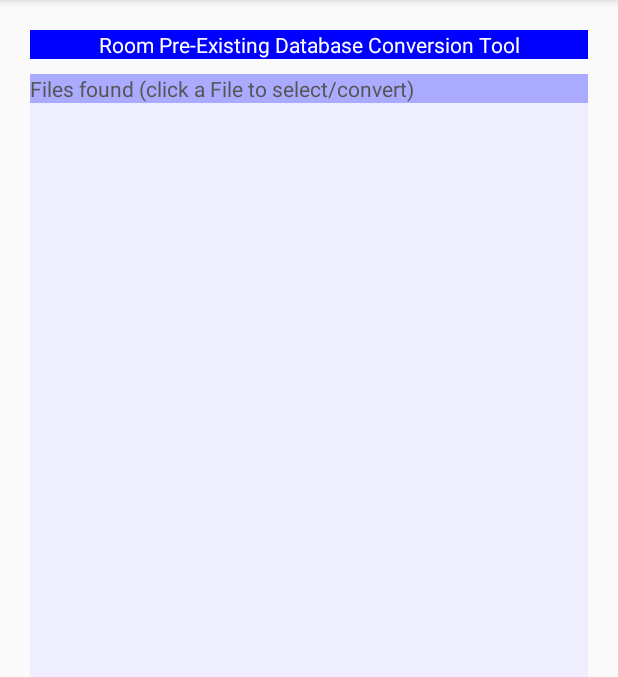
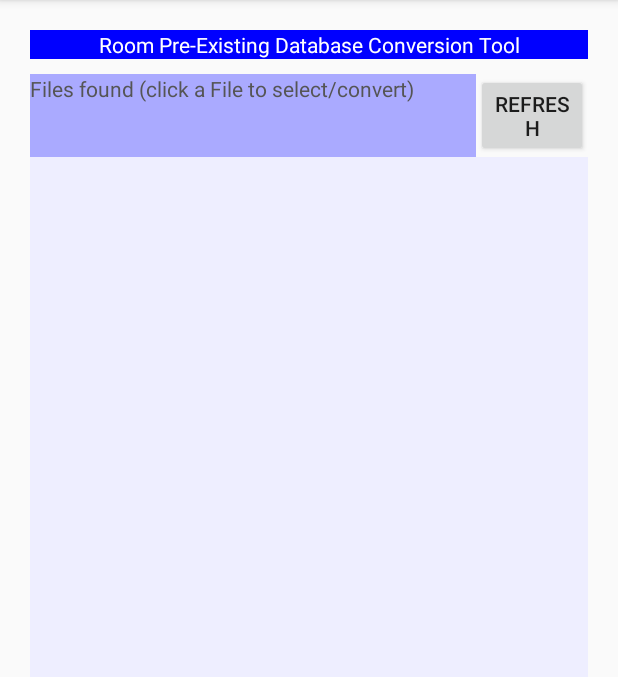
Before and after one commit to Mike-j-t-laptop/RoomExistingSQLiteDBConverter, an Android app: the screen it shows after launch (MainActivity), on a phone screen of 412 x 824 dp, the part 84-761 px from its top. Run offline under Robolectric (Android 15) with nearby library versions, the phone set to English and light mode, and no system bars.

```diff
--- a/app/src/main/java/mjt/resdbc/MainActivity.java
+++ b/app/src/main/java/mjt/resdbc/MainActivity.java
@@ -44,7 +44,7 @@ public class MainActivity extends AppCompatActivity implements Serializable, Per
     int mCurrentEntity = ENTITY_TABLE;
 
     Context mContext;
-    Button mConvert;
+    Button mConvert, mRefreshFileList;
     ListView mDBEntityLisView, mDBFilesListView;
     LinearLayout mDBInfoHdr, mDBInfo,  mDBPathInfoHdr, mConvertSection;
     TextView mSelectedDBInfoHdr, mDBName, mDBVersion,  mDBDiskSize, mDBPath,
@@ -78,6 +78,7 @@ public class MainActivity extends AppCompatActivity implements Serializable, Per
         mContext = this;
         ENTITYTITLE = this.getResources().getStringArray(R.array.entitytypes);
         setContentView(R.layout.activity_main);
+        mRefreshFileList = this.findViewById(R.id.refresh);
         mConvert = this.findViewById(R.id.convert);
         mDBFilesListView = this.findViewById(R.id.dbfileslist);
         (mDBEntityLisView = this.findViewById(R.id.dbentitieslist)).setVisibility(View.GONE);
@@ -108,6 +109,12 @@ public class MainActivity extends AppCompatActivity implements Serializable, Per
         mConversionDaoDirectoryEditText = this.findViewById(R.id.conversion_dao_directory);
 
         ExternalStoragePermissions.verifyStoragePermissions(this);
+        mRefreshFileList.setOnClickListener(new View.OnClickListener() {
+            @Override
+            public void onClick(View v) {
+                manageDBFilesListView();
+            }
+        });
         manageDBFilesListView();
         manageDatabaseInformationListeners();
         manageConvertButton();
@@ -182,6 +189,9 @@ public class MainActivity extends AppCompatActivity implements Serializable, Per
      * Part 1 (File List retrieval) as run on non UI thread
      */
     private void manageDBFilesListView() {
+        if (mDBFiles != null) {
+            mDBFiles.clear();
+        }
         new Thread(new Runnable() {
             @Override
             public void run() {
--- a/app/src/main/java/mjt/resdbc/SQLCreateInterrogator.java
+++ b/app/src/main/java/mjt/resdbc/SQLCreateInterrogator.java
@@ -75,8 +75,6 @@ public class SQLCreateInterrogator {
         }
         return rv;
     }
-
-
 
     private static String getEnclosedEntityName(String sql, String entityName) {
         for (int i = 0; i < ENTITY_ENCLOSER_OPENERS.length; i++) {
--- a/app/src/main/java/mjt/resdbc/SQLiteConstants.java
+++ b/app/src/main/java/mjt/resdbc/SQLiteConstants.java
@@ -62,6 +62,7 @@ public class SQLiteConstants {
     public static final String KEYWORD_TABLE = "TABLE";
     public static final String KEYWORD_VIRTUAL = "VIRTUAL";
     public static final String CLAUSE_CREATEVIRTTBL = KEYWORD_CREATE + " " +  KEYWORD_VIRTUAL + " " + KEYWORD_TABLE;
+    public static final String KEYWORD_USING = "USING";
     public static final String KEYWORD_INDEX = "INDEX";
     public static final String KEYWORD_WHERE = "WHERE";
     public static final String KEYWORD_UNIQUE = "UNIQUE";
@@ -120,4 +121,8 @@ public class SQLiteConstants {
             ROOMTYPE_BYTERARRAYPRIMARY,
             ROOMTYPE_BYTEARRAYOBJECT
     };
+
+    public static final String[] SUPPORTEDVIRTUALTABLEMODULES = new String[]{
+            "FTS3","FTS4"
+    };
 }
--- a/app/src/main/res/layout/activity_main.xml
+++ b/app/src/main/res/layout/activity_main.xml
@@ -14,6 +14,39 @@
         android:text="@string/main_title"
         android:textColor="@color/colorTextMainHeading"
         android:background="@color/colorMainHeadingBackground"/>
+    <LinearLayout
+        android:orientation="horizontal"
+        android:layout_width="match_parent"
+        android:layout_height="wrap_content"
+        android:paddingLeft="10dp"
+        android:paddingRight="10dp"
+        >
+        <TextView
+            android:layout_width="0dp"
+            android:layout_weight="8"
+            android:layout_height="match_parent"
+            android:text="@string/assetlistviewheader"
+            android:background="@color/colorAssetHeadingBackground"
+            android:textColor="@color/colorTextMedium"
+            android:layout_marginBottom="0dp"/>
+        <Button
+            android:id="@+id/refresh"
+            android:layout_width="0dp"
+            android:layout_weight="2"
+            android:layout_height="wrap_content"
+            android:text="@string/refreshbutton">
+        </Button>
+    </LinearLayout>
+    <ListView
+        android:id="@+id/dbfileslist"
+        android:layout_width="wrap_content"
+        android:layout_weight="10"
+        android:layout_height="0dp"
+        android:layout_marginTop="0dp"
+        android:layout_marginLeft="10dp"
+        android:layout_marginRight="10dp"
+        android:background="@color/colorAssetListBackground">
+    </ListView>
     <LinearLayout
         android:id="@+id/convert_linear_layout"
         android:orientation="vertical"
@@ -81,48 +114,16 @@
             android:text="@string/convertbutton" />
     </LinearLayout>
     <TextView
-        android:layout_width="match_parent"
-        android:layout_height="wrap_content"
-        android:text="@string/assetlistviewheader"
-        android:background="@color/colorAssetHeadingBackground"
-        android:textColor="@color/colorTextMedium"
-        android:layout_marginLeft="10dp"
-        android:layout_marginRight="10dp"
-        android:layout_marginBottom="0dp"/>
-    <ListView
-        android:id="@+id/dbassetsList"
-        android:layout_width="wrap_content"
-        android:layout_weight="10"
-        android:layout_height="0dp"
-        android:layout_marginTop="0dp"
-        android:layout_marginLeft="10dp"
-        android:layout_marginRight="10dp"
-        android:background="@color/colorAssetListBackground"
-        android:visibility="gone">
-    </ListView>
-    <ListView
-        android:id="@+id/dbfileslist"
-        android:layout_width="wrap_content"
-        android:layout_weight="10"
-        android:layout_height="0dp"
-        android:layout_marginTop="0dp"
-        android:layout_marginLeft="10dp"
-        android:layout_marginRight="10dp"
-        android:background="@color/colorAssetListBackground">
-    </ListView>
-
-    <TextView
         android:id="@+id/selectedassetheading"
         android:layout_width="match_parent"
         android:layout_height="wrap_content"
         android:text="@string/selectedassetdbinfoheading"
         android:layout_marginLeft="10dp"
         android:layout_marginRight="10dp"
-        android:layout_marginTop="10dp"
+        android:layout_marginTop="0dp"
         android:background="@color/colorDatabaseInfoHeadingBackground"
         android:textColor="@color/colorTextMedium"
         />
-
     <LinearLayout
         android:orientation="horizontal"
         android:id="@+id/dbinfohdr"
@@ -136,7 +137,7 @@
         <TextView
             android:id="@+id/dbnamehdr"
             android:layout_width="0dp"
-            android:layout_weight="4"
+            android:layout_weight="2"
             android:layout_height="wrap_content"
             android:text="@string/dbname"/>
         <TextView
@@ -148,7 +149,7 @@
         <TextView
             android:id="@+id/dbdisksizehdr"
             android:layout_width="0dp"
-            android:layout_weight="1"
+            android:layout_weight="2"
             android:layout_height="wrap_content"
             android:text="@string/dbdisksize"/>
         <TextView
@@ -201,7 +202,7 @@
         <TextView
             android:id="@+id/dbname"
             android:layout_width="0dp"
-            android:layout_weight="4"
+            android:layout_weight="2"
             android:layout_height="wrap_content"
             android:paddingLeft="5dp"
             android:textColor="@color/colorTextDark"/>
@@ -215,7 +216,7 @@
         <TextView
             android:id="@+id/dbdisksize"
             android:layout_width="0dp"
-            android:layout_weight="1"
+            android:layout_weight="2"
             android:layout_height="wrap_content"
             android:paddingLeft="5dp"
             android:textColor="@color/colorTextMedium"/>
--- a/app/src/main/res/values/strings.xml
+++ b/app/src/main/res/values/strings.xml
@@ -3,6 +3,7 @@
     <string name="main_title">Room Pre-Existing Database Conversion Tool</string>
     <string name="assetlistviewheader">Files found (click a File to select/convert)</string>
     <string name="selectedassetdbinfoheading">Selected Database Information</string>
+    <string name="refreshbutton">REFRESH</string>
     <string name="convertbutton">CONVERT</string>
     <string name="convert_result_ok">Successfully Converted</string>
     <string name="convert_result_not_ok">Issues Converting</string>
@@ -42,6 +43,7 @@
     <string name="entitytablefkeyscounthdr">FKeys</string>
     <string name="entitytabletriggercounthdr">Triggers</string>
     <string name="entitytableindexescounthdr">Indexes</string>
+    <string name="entitytablevirtualmodulehdr">Virtual Module</string>
     <string name="entitytableprimarykeyshdr">Primary Keys</string>
 
     <string name="entitycolumnnamehdr">Column Name</string>
```
Also changed, not shown: app/src/main/java/mjt/resdbc/ConvertPreExistingDatabaseToRoom.java (+39 -8 lines), app/src/main/java/mjt/resdbc/ConvertedDatabaseCreateVirtualTableSQL.java (added, +25 -0 lines), app/src/main/java/mjt/resdbc/EntityTableAdapter.java (+10 -3 lines), app/src/main/java/mjt/resdbc/TableInfo.java (+39 -3 lines), app/src/main/res/layout/entity_table_item.xml (+17 -0 lines).
